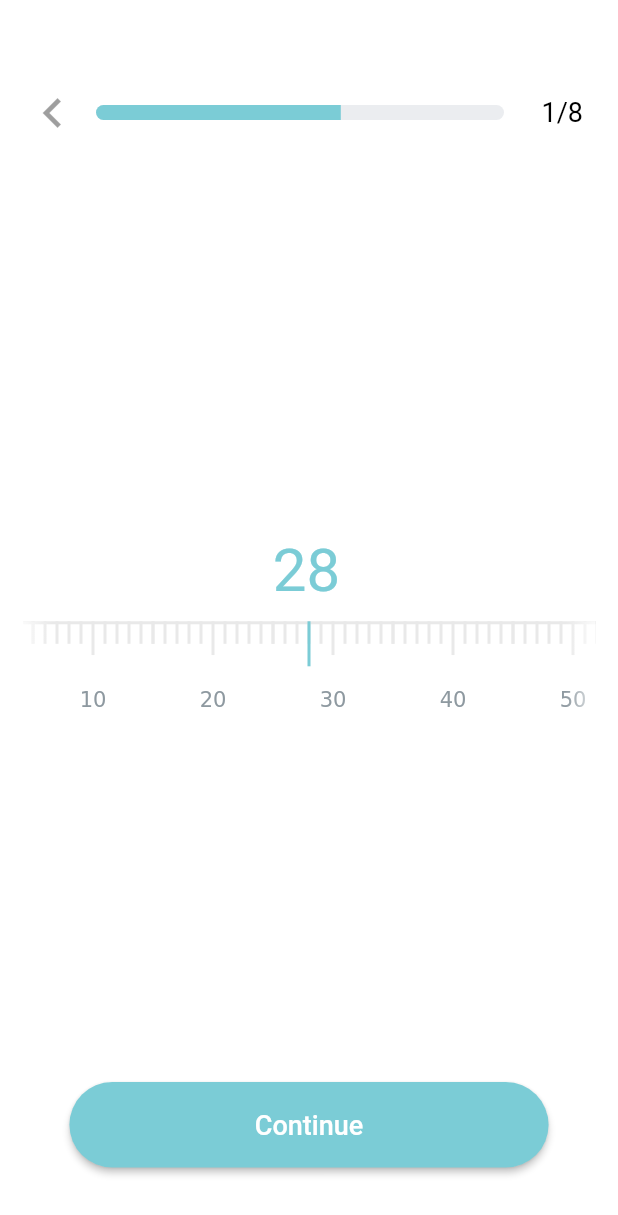
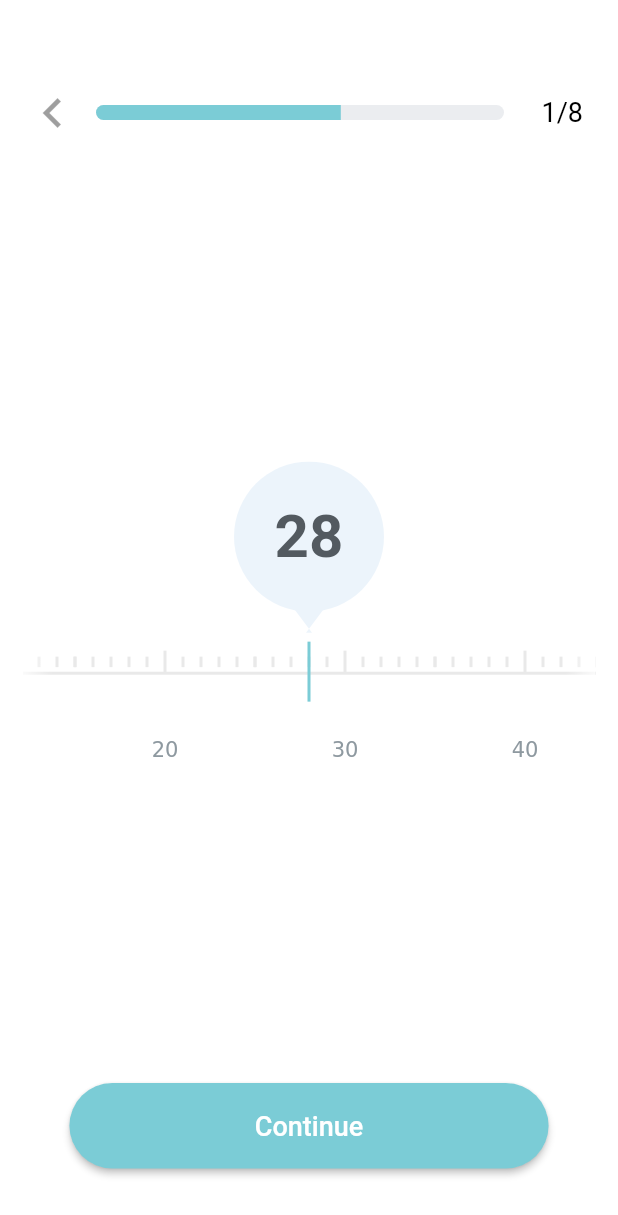
Before and after one commit to Jupiterice/flutter_app_demo, a Flutter app: the screen it shows after launch, on a phone screen of 412 x 824 dp. Shown: the top 1215 px of the screen. Run offline on Flutter 3.47's test engine with Material 2 defaults, Android fonts, the phone set to English and light mode, and no system bars.

Commit message:
feat: bubble

```diff
--- a/lib/main.dart
+++ b/lib/main.dart
@@ -48,7 +48,7 @@ class _MyHomePageState extends State<MyHomePage> {
               // Container(height: 200),
               // MyProgress(),
               _buildTitle(),
-              Container(height: MediaQuery.of(context).size.height.round() * 0.3),
+              Container(height: MediaQuery.of(context).size.height.round() * 0.24),
               HorizontalNumberPickerWrapper(
                 initialValue: 28,
                 minValue: 0,
@@ -57,12 +57,12 @@ class _MyHomePageState extends State<MyHomePage> {
                 unit: '',
                 widgetWidth: MediaQuery.of(context).size.width.round() - 30,
                 subGridCountPerGrid: 10,
-                subGridWidth: 8,
+                subGridWidth: 12,
                 onSelectedChanged: (value) {
                   print(value);
                 },
               ),
-              Container(height: MediaQuery.of(context).size.height.round() * 0.3),
+              Container(height: MediaQuery.of(context).size.height.round() * 0.26),
               // 底部按钮
               RaisedButton(
                 color: Color(0xff7bccd6),
--- a/lib/slide_ruler.dart
+++ b/lib/slide_ruler.dart
@@ -87,37 +87,15 @@ class HorizontalNumberPickerWrapperState extends State<HorizontalNumberPickerWra
 
   @override
   Widget build(BuildContext context) {
-    int numberPickerHeight = 60;
+    int numberPickerHeight = 80;
 
     return Column(
       mainAxisSize: MainAxisSize.min,
       crossAxisAlignment: CrossAxisAlignment.center,
       children: <Widget>[
         //上方选中值
-        Row(
-          mainAxisSize: MainAxisSize.min,
-          crossAxisAlignment: CrossAxisAlignment.baseline,
-          textBaseline: TextBaseline.alphabetic,
-          children: <Widget>[
-            Text(
-              widget.titleTransformer(_selectedValue),
-              style: TextStyle(
-                color: widget.titleTextColor,
-                fontSize: 40,
-                //fontFamily: "Montserrat",
-              ),
-            ),
-            Text(
-              ' ${widget.unit}',
-              style: TextStyle(
-                color: widget.titleTextColor,
-                fontSize: 14,
-                //fontFamily: "Montserrat",
-              ),
-            ),
-          ],
-        ),
-        Container(width: 0, height: 10),
+        _selectedBox(),
+        Container(width: 0, height: 20),
         //可滚动标尺
         Stack(
           children: <Widget>[
@@ -173,4 +151,55 @@ class HorizontalNumberPickerWrapperState extends State<HorizontalNumberPickerWra
       ],
     );
   }
+
+  Widget _selectedBox() {
+    return Stack(
+      overflow: Overflow.visible,
+      children: [
+      Container(
+        alignment: Alignment.center,
+        width: 100,
+        height: 100,
+        decoration: BoxDecoration(
+          borderRadius: BorderRadius.all(Radius.circular(80)),
+          color: Color(0xffecf4fb),
+        ),
+        child: Text(
+          widget.titleTransformer(_selectedValue),
+          style: TextStyle(
+            color: Color(0xff535a60),
+            fontSize: 40,
+            fontWeight: FontWeight.bold,
+            //fontFamily: "Montserrat",
+          ),
+        ),
+      ),
+
+      Positioned(
+        left: 40,
+        bottom: -8,
+        child: Container(
+          width: 20,
+          height: 10,
+          decoration: BoxDecoration(
+            border: Border(
+              // 四个值 top right bottom left
+              top: BorderSide(
+                  color: Color(0xffecf4fb),
+                  width: 16,
+                  style: BorderStyle.solid),
+              right: BorderSide(
+                  color: Colors.transparent,
+                  width: 12,
+                  style: BorderStyle.solid),
+              left: BorderSide(
+                  color: Colors.transparent,
+                  width: 12,
+                  style: BorderStyle.solid),
+            ),
+          ),
+        ),
+      )
+    ]);
+  }
 }
--- a/lib/slide_ruler_scale.dart
+++ b/lib/slide_ruler_scale.dart
@@ -59,7 +59,7 @@ class HorizontalScale extends StatefulWidget {
     this.scaleTransformer,
     this.scaleColor = const Color(0xFFE9E9E9),
     this.indicatorColor = const Color(0xFF3995FF),
-    this.scaleTextColor = const Color(0xFF8E99A0),
+    this.scaleTextColor = const Color(0xFF5d646a),
   }) : super(key: key) {
     if (subGridCountPerGrid % 2 != 0) {
       throw Exception("subGridCountPerGrid必须是偶数");
@@ -323,18 +323,18 @@ class MyPainter extends CustomPainter {
     }
 
     //绘制横线
-    canvas.drawLine(Offset(startX, 0 + _lineWidth / 2),
-        Offset(endX, 0 + _lineWidth / 2), _linePaint);
+    canvas.drawLine(Offset(startX, 20 + _lineWidth / 2),
+        Offset(endX, 20 + _lineWidth / 2), _linePaint);
 
     //绘制竖线
     for (double x = startX; x <= endX; x += subGridWidth) {
       if (x == size.width / 2) {
         //中间为长刻度
         canvas.drawLine(
-            Offset(x, 0), Offset(x, size.height * 3 / 8), _linePaint);
+            Offset(x, 6), Offset(x, 20 + _lineWidth / 2), _linePaint);
       } else {
         //其他为短刻度
-        canvas.drawLine(Offset(x, 0), Offset(x, size.height / 4), _linePaint);
+        canvas.drawLine(Offset(x, 10), Offset(x, 16 + _lineWidth / 2), _linePaint);
       }
     }
   }
```
Also changed, not shown: lib/progress.dart (line endings or trailing spaces).
